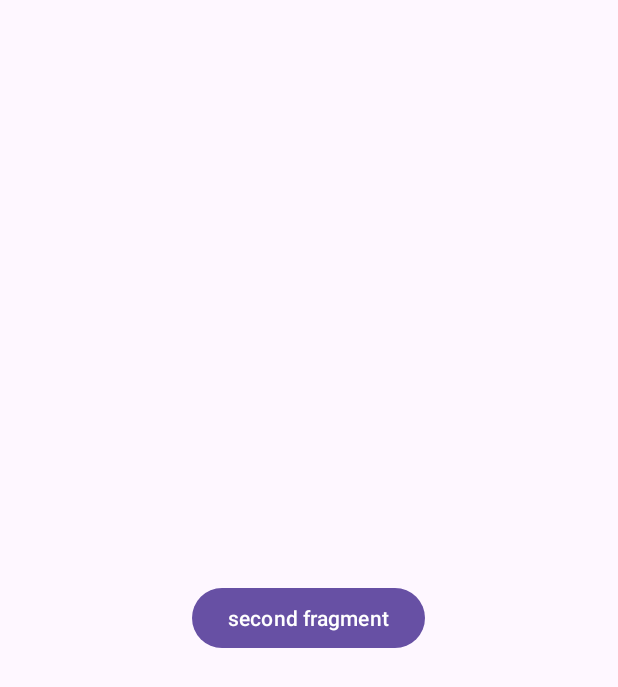
After one commit to ExtreamCode/XEvents, an Android app: the fragment HomeFragment shown on its own in the app's theme, on a phone screen of 412 x 824 dp. The commit adds this screen. Shown: the top 687 px of the screen. Run offline under Robolectric (Android 15) with nearby library versions, the phone set to English and light mode, and no system bars.

Commit message:
foundationCode(UpdateFragmentV1)

```diff
--- a/app/build.gradle.kts
+++ b/app/build.gradle.kts
@@ -33,6 +33,11 @@ android {
     kotlinOptions {
         jvmTarget = "1.8"
     }
+
+    buildFeatures{
+        dataBinding = true
+        viewBinding = true
+    }
 }
 
 dependencies {
--- /dev/null
+++ b/app/src/main/java/com/example/xevents/Constants/Constants.kt
@@ -0,0 +1,5 @@
+package com.example.xevents.Constants
+
+object Constants {
+    const val REQ_PAGE_COMMUNICATOR = 101
+}
--- /dev/null
+++ b/app/src/main/java/com/example/xevents/Views/Fragments/HomeFragment.kt
@@ -0,0 +1,33 @@
+package com.example.xevents.Views.Fragments
+
+import android.os.Bundle
+import androidx.fragment.app.Fragment
+import android.view.LayoutInflater
+import android.view.View
+import android.view.ViewGroup
+import com.example.xevents.R
+import com.example.xevents.XEFragment
+import com.example.xevents.databinding.FragmentHomeBinding
+
+class HomeFragment : XEFragment(R.layout.fragment_home) {
+
+    private lateinit var binding : FragmentHomeBinding
+
+    override fun onCreateView(
+        inflater: LayoutInflater, container: ViewGroup?,
+        savedInstanceState: Bundle?
+    ): View? {
+        // Inflate the layout for this fragment
+        binding = FragmentHomeBinding.inflate(inflater, container, false)
+        return binding.root
+    }
+
+    override fun onViewCreated(view: View, savedInstanceState: Bundle?) {
+        super.onViewCreated(view, savedInstanceState)
+
+        binding.btn.setOnClickListener {
+            val bundle = Bundle()
+            moveFragment(SecondFragment(), bundle)
+        }
+    }
+}
--- a/app/src/main/java/com/example/xevents/XEFragment.kt
+++ b/app/src/main/java/com/example/xevents/XEFragment.kt
@@ -1,7 +1,14 @@
 package com.example.xevents
 
+import android.os.Bundle
 import androidx.fragment.app.Fragment
 
 open class XEFragment(resFragment: Int): Fragment(resFragment) {
 
+    open fun moveFragment(
+        fragmnet: XEFragment,
+        bundle: Bundle?
+    ) {
+        moveFragment(fragmnet, bundle)
+    }
 }
--- /dev/null
+++ b/app/src/main/res/layout/fragment_home.xml
@@ -0,0 +1,15 @@
+<?xml version="1.0" encoding="utf-8"?>
+<FrameLayout xmlns:android="http://schemas.android.com/apk/res/android"
+    xmlns:tools="http://schemas.android.com/tools"
+    android:layout_width="match_parent"
+    android:layout_height="match_parent"
+    tools:context=".Views.Fragments.HomeFragment">
+
+   <com.google.android.material.button.MaterialButton
+       android:id="@+id/btn"
+       android:layout_width="wrap_content"
+       android:layout_height="wrap_content"
+       android:text="second fragment"
+       android:layout_gravity="center"/>
+
+</FrameLayout>
```
Also changed, not shown: app/src/main/java/com/example/xevents/MainActivity.kt (+93 -10 lines), app/src/main/java/com/example/xevents/Views/Fragments/SecondFragment.kt (added, +29 -0 lines), app/src/main/res/anim/collapse_to_center.xml (added, +11 -0 lines), app/src/main/res/anim/in_from_left.xml (added, +11 -0 lines), app/src/main/res/anim/in_from_right.xml (added, +10 -0 lines), app/src/main/res/anim/out_to_left.xml (added, +9 -0 lines), app/src/main/res/anim/out_to_right.xml (added, +9 -0 lines), app/src/main/res/anim/scale_from_center.xml (added, +11 -0 lines), app/src/main/res/layout/fragment_second.xml (added, +14 -0 lines).
